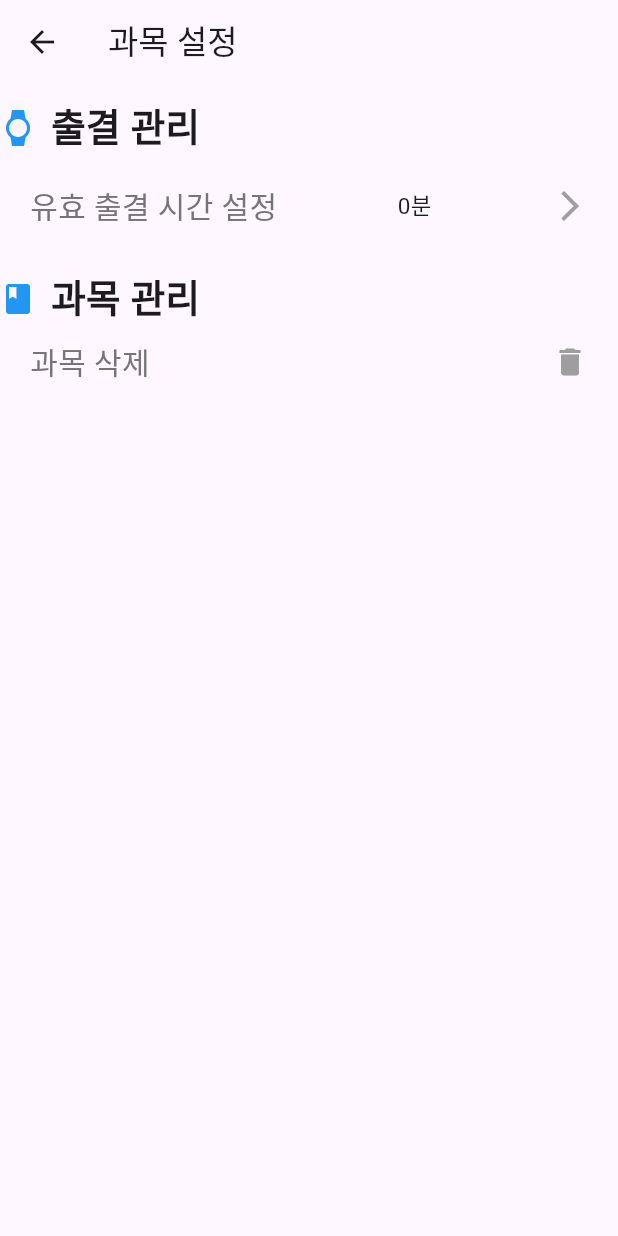
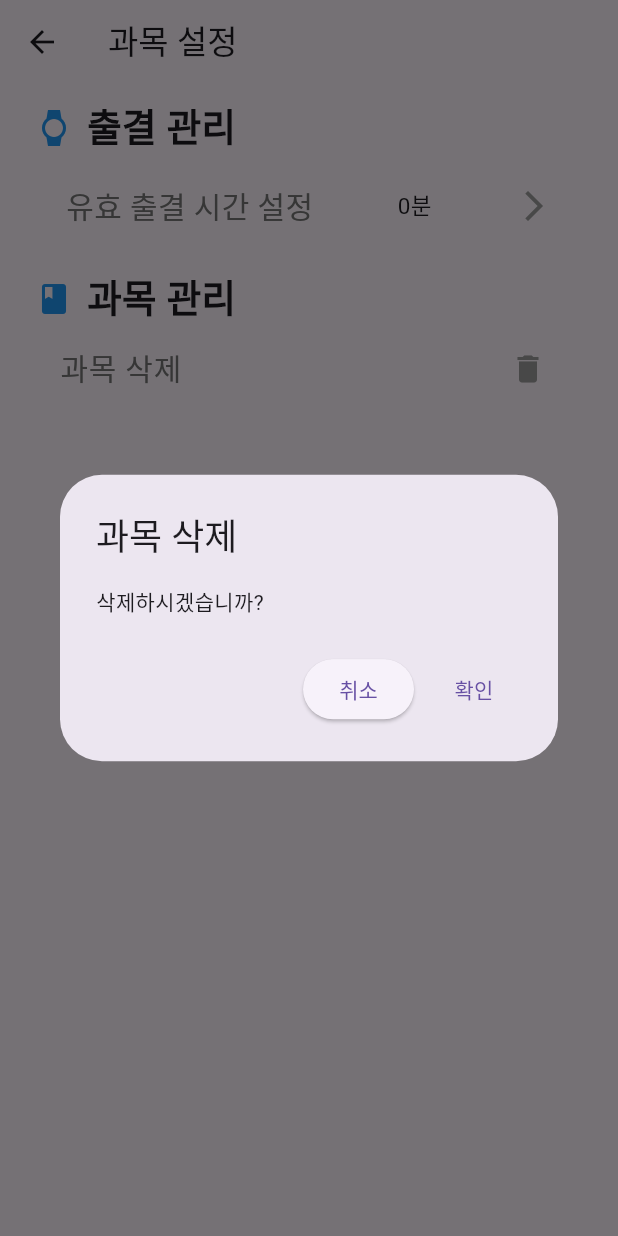
Before and after one commit to SUVID-18/check_attendance_professor, a Flutter app: the SubjectSettingsPage screen opened directly, after a tap on "과목 삭제", on a phone screen of 412 x 824 dp. Run offline on Flutter 3.47's test engine with Material 2 defaults, Android fonts, the phone set to English and light mode, and no system bars; our stand-ins replace cloud_firestore, firebase_auth, firebase_core, go_router; accounts and stored records are empty; generated files the repository leaves out were written again.

Commit message:
과목 설정 화면 디자인 일부 수정
사용자가 항목에 쉽게 상호작용이 가능하도록 ListTile 사용

```diff
--- a/lib/view/subject_settings.dart
+++ b/lib/view/subject_settings.dart
@@ -21,7 +21,8 @@ class _SubjectSettingsPageState extends State<SubjectSettingsPage> {
         title: Text("과목 설정"),
       ),
       body: SafeArea(
-        child: Column(
+        child: ListView(
+          padding: const EdgeInsets.symmetric(horizontal: 24.0),
           children: [
             SizedBox(height: 10),
 
@@ -129,13 +130,19 @@ class _SubjectSettingsPageState extends State<SubjectSettingsPage> {
                 ),
                 SizedBox(width: 10),
                 Text('과목 관리',
-                    style:
-                    TextStyle(fontSize: 25, fontWeight: FontWeight.bold))
+                    style: TextStyle(fontSize: 25, fontWeight: FontWeight.bold))
               ],
             ),
+
             ///과목 삭제
             //AlrertDialog를 띄워 과목 삭제 여부를 물어보게끔 구현함
-            GestureDetector(
+            ListTile(
+              title: Text('과목 삭제',
+                  style: TextStyle(
+                      fontSize: 20,
+                      fontWeight: FontWeight.w500,
+                      color: Colors.grey[600])),
+              trailing: const Icon(Icons.delete, color: Colors.grey),
               onTap: () {
                 showDialog(
                     context: context,
@@ -144,9 +151,7 @@ class _SubjectSettingsPageState extends State<SubjectSettingsPage> {
                             content: SizedBox(
                               width: double.maxFinite,
                               child: Row(
-                            children: [
-                              Text('삭제하시겠습니까?')
-                            ],
+                                children: [Text('삭제하시겠습니까?')],
                               ),
                             ),
                             actions: <Widget>[
@@ -156,29 +161,9 @@ class _SubjectSettingsPageState extends State<SubjectSettingsPage> {
                               TextButton(
                                   onPressed: () => Navigator.pop(context),
                                   child: const Text('확인'))
-                          ]
+                            ]));
+              },
             )
-                  );
-                },
-                //안쪽 여백을 위해 Container가 아닌 padding을 이용
-                child: Padding(
-                    padding: const EdgeInsets.symmetric(
-                        vertical: 8, horizontal: 20),
-                    child: Row(
-                      //여백을 주기위한 spaceBetween
-                      mainAxisAlignment: MainAxisAlignment.spaceBetween,
-                      children: [
-                        Text('과목 삭제',
-                            style: TextStyle(
-                                fontSize: 20,
-                                fontWeight: FontWeight.w500,
-                                color: Colors.grey[600])),
-                        const Icon(Icons.delete,
-                            color: Colors.grey)
-                      ],
-                    )
-                )
-            ),
           ],
         ),
       ),
```
Lines whose indentation alone changed are shown as unchanged.
